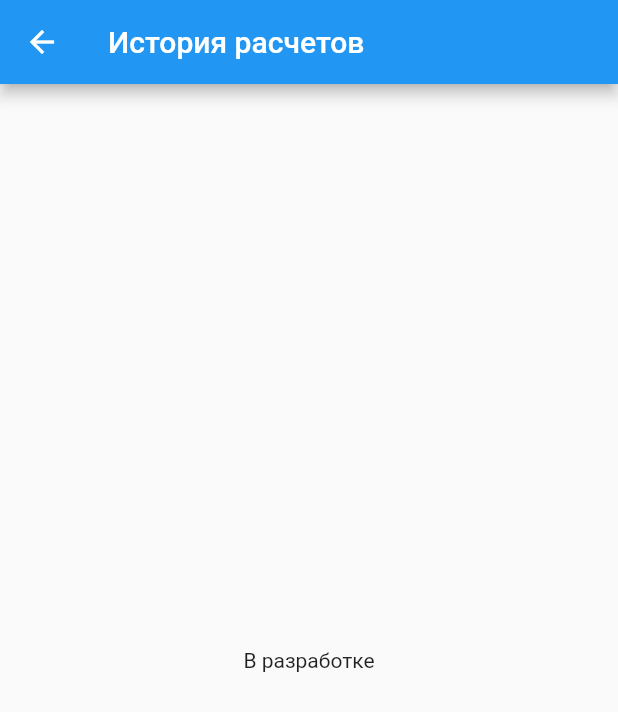
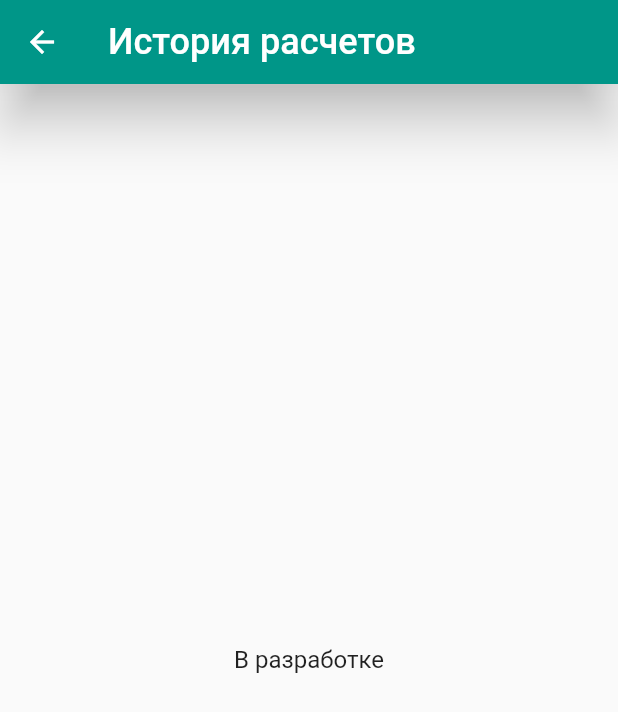
Before and after one commit to Forne/flutter_vatcalc, a Flutter app: the screen it shows after launch, after a tap on the "history" icon, on a phone screen of 412 x 824 dp. Shown: the top 712 px of the screen. Run offline on Flutter 3.47's test engine with Material 2 defaults, Android fonts, the phone set to English and light mode, and no system bars; Roboto replaces fonts that are missing (Hind).

Commit message:
Add Themes

```diff
--- a/lib/calculator_screen.dart
+++ b/lib/calculator_screen.dart
@@ -1,7 +1,7 @@
 import 'package:flutter/material.dart';
 import 'package:flutter/services.dart';
 import 'package:vatcalc/drawer_widget.dart';
-import 'package:vatcalc/vat_class.dart';
+import 'package:vatcalc/utils/vat_class.dart';
 
 class CalculatorScreen extends StatefulWidget {
   const CalculatorScreen({Key? key}) : super(key: key);
@@ -51,11 +51,9 @@ class _CalculatorScreenState extends State<CalculatorScreen> {
             Container(
               alignment: Alignment.centerLeft,
               margin: const EdgeInsets.only(top: 10),
-              child: const Text(
+              child: Text(
                 "Параметры",
-                style: TextStyle(
-                  fontSize: 18,
-                ),
+                style: Theme.of(context).textTheme.bodyText2,
               ),
             ),
             TextField(
@@ -65,8 +63,6 @@ class _CalculatorScreenState extends State<CalculatorScreen> {
               ],
               controller: textAmountController,
               decoration: const InputDecoration(
-                filled: true,
-                fillColor: Color(0xFFeceff1),
                 labelText: 'Сумма',
               ),
             ),
@@ -77,8 +73,6 @@ class _CalculatorScreenState extends State<CalculatorScreen> {
               ],
               controller: textRateController,
               decoration: const InputDecoration(
-                filled: true,
-                fillColor: Color(0xFFeceff1),
                 labelText: 'Ставка',
               ),
             ),
@@ -134,47 +128,39 @@ class _CalculatorScreenState extends State<CalculatorScreen> {
             Container(
               padding: const EdgeInsets.only(top: 10),
               alignment: Alignment.centerLeft,
-              child: const Text(
+              child: Text(
                 "Результат",
-                style: TextStyle(
-                  fontSize: 18,
+                style: Theme.of(context).textTheme.bodyText2,
+              ),
+            ),
+            SizedBox(
+              width: double.infinity,
+              child: Card(
+                child: Text(
+                  'Сумма без НДС: $_resultWithout',
+                  style: Theme.of(context).textTheme.headline4,
+                  textAlign: TextAlign.center,
                 ),
               ),
             ),
             SizedBox(
               width: double.infinity,
-              height: 50,
               child: Card(
                 child: Text(
-                  'Сумма без НДС: $_resultWithout',
-                  style: const TextStyle(fontSize: 30),
+                  'НДС: $_resultVAT',
+                  style: Theme.of(context).textTheme.headline4,
                   textAlign: TextAlign.center,
                 ),
-                color: const Color(0xFFECEFF1),
               ),
             ),
             SizedBox(
               width: double.infinity,
-              height: 50,
-              child: Card(
-                child: Text(
-                  'НДС: $_resultVAT',
-                  style: const TextStyle(fontSize: 30),
-                  textAlign: TextAlign.center,
-                ),
-                color: const Color(0xFFECEFF1),
-              ),
-            ),
-            SizedBox(
-              width: double.infinity,
-              height: 50,
               child: Card(
                 child: Text(
                   'Сумма с НДС: $_resultWith',
-                  style: const TextStyle(fontSize: 30),
+                  style: Theme.of(context).textTheme.headline4,
                   textAlign: TextAlign.center,
                 ),
-                color: const Color(0xFFECEFF1),
               ),
             ),
           ],
--- a/lib/drawer_widget.dart
+++ b/lib/drawer_widget.dart
@@ -5,7 +5,8 @@ Widget navDrawer(context) => Drawer(
         padding: EdgeInsets.zero,
         children: [
           DrawerHeader(
-              decoration: const BoxDecoration(color: Colors.blue),
+              decoration:
+                  BoxDecoration(color: Theme.of(context).colorScheme.primary),
               child: SizedBox(
                 height: 200,
                 child: Column(
--- a/lib/main.dart
+++ b/lib/main.dart
@@ -3,6 +3,8 @@ import 'package:vatcalc/about_screen.dart';
 import 'package:vatcalc/calculator_screen.dart';
 import 'package:vatcalc/help_screen.dart';
 import 'package:vatcalc/history_screen.dart';
+import 'package:vatcalc/utils/theme.dart';
+import 'package:vatcalc/utils/theme_dark.dart';
 
 void main() {
   runApp(const MyApp());
@@ -16,9 +18,9 @@ class MyApp extends StatelessWidget {
   Widget build(BuildContext context) {
     return MaterialApp(
       title: 'Flutter Demo',
-      theme: ThemeData(
-        primarySwatch: Colors.blue,
-      ),
+      theme: themeLight(),
+      darkTheme: themeDark(),
+      themeMode: ThemeMode.system,
       initialRoute: '/',
       routes: {
         '/': (context) => const CalculatorScreen(),
--- /dev/null
+++ b/lib/utils/theme.dart
@@ -0,0 +1,23 @@
+import 'package:flutter/material.dart';
+
+ThemeData themeLight() => ThemeData(
+    splashColor: Colors.teal,
+    colorScheme: ColorScheme.fromSwatch(
+      brightness: Brightness.light,
+      primarySwatch: Colors.teal,
+    ).copyWith(
+      secondary: Colors.teal,
+    ),
+    textTheme: const TextTheme(
+      headline1: TextStyle(fontSize: 72.0, fontWeight: FontWeight.bold),
+      headline4: TextStyle(fontSize: 30.0, color: Colors.black87),
+      headline6: TextStyle(fontSize: 24.0, color: Colors.black87),
+      bodyText2:
+          TextStyle(fontSize: 16.0, fontFamily: 'Hind', color: Colors.black87),
+    ),
+    drawerTheme: DrawerThemeData(backgroundColor: Colors.teal.shade50),
+    appBarTheme: const AppBarTheme(
+      backgroundColor: Colors.teal,
+      centerTitle: false,
+      elevation: 15,
+    ));
--- /dev/null
+++ b/lib/utils/theme_dark.dart
@@ -0,0 +1,24 @@
+import 'package:flutter/material.dart';
+
+ThemeData themeDark() => ThemeData(
+    splashColor: Colors.green,
+    colorScheme: ColorScheme.fromSwatch(
+      brightness: Brightness.dark,
+      backgroundColor: const Color(0xFF222b2e),
+      primarySwatch: Colors.green,
+    ).copyWith(
+      secondary: Colors.green,
+    ),
+    textTheme: const TextTheme(
+      headline1: TextStyle(fontSize: 72.0, fontWeight: FontWeight.bold),
+      headline4: TextStyle(fontSize: 30.0, color: Colors.white70),
+      headline6: TextStyle(fontSize: 24.0, color: Colors.white70),
+      bodyText2:
+          TextStyle(fontSize: 16.0, fontFamily: 'Hind', color: Colors.white70),
+    ),
+    //drawerTheme: DrawerThemeData(backgroundColor: Colors.green.shade50),
+    appBarTheme: const AppBarTheme(
+      backgroundColor: Colors.green,
+      centerTitle: false,
+      elevation: 15,
+    ));
```
Also changed, not shown: lib/utils/vat_class.dart (renamed from lib/vat_class.dart).
